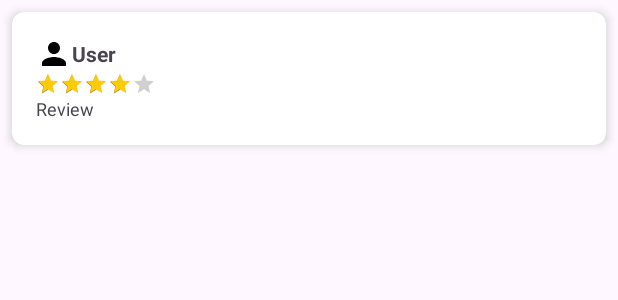
After one commit to jwong2529/review-radar, an Android app: the layout review_post.xml on its own in the app's theme, with its tools: preview values and no code run, on a phone screen of 412 x 824 dp. The commit adds this screen. Shown: the top 300 px of the screen. Run offline under Robolectric (Android 15) with nearby library versions, the phone set to English and light mode, and no system bars.

Commit message:
create review post card view, cleaned up other files

```diff
--- a/app/src/main/java/com/example/reviewradar/RestaurantAdapter.java
+++ b/app/src/main/java/com/example/reviewradar/RestaurantAdapter.java
@@ -60,7 +60,7 @@ public class RestaurantAdapter extends RecyclerView.Adapter<RestaurantAdapter.Re
 
         public RestaurantViewHolder(@NonNull View itemView) {
             super(itemView);
-            restaurantNameTextView = itemView.findViewById(R.id.restaurant_title);
+            restaurantNameTextView = itemView.findViewById(R.id.reviewPostUsername);
             cuisineTypeTextView = itemView.findViewById(R.id.restaurant_cuisine_type);
         }
 
--- a/app/src/main/java/com/example/reviewradar/ViewRestaurantPage.java
+++ b/app/src/main/java/com/example/reviewradar/ViewRestaurantPage.java
@@ -11,11 +11,6 @@ import android.widget.Button;
 import android.widget.TextView;
 
 import com.google.android.material.floatingactionbutton.FloatingActionButton;
-import com.google.firebase.database.DataSnapshot;
-import com.google.firebase.database.DatabaseError;
-import com.google.firebase.database.DatabaseReference;
-import com.google.firebase.database.FirebaseDatabase;
-import com.google.firebase.database.ValueEventListener;
 
 public class ViewRestaurantPage extends AppCompatActivity {
 
--- a/app/src/main/res/layout/restaurant_page.xml
+++ b/app/src/main/res/layout/restaurant_page.xml
@@ -44,7 +44,7 @@
                 app:layout_constraintTop_toTopOf="@+id/restaurantPageImage" />
 
             <RatingBar
-                android:id="@+id/ratingBar"
+                android:id="@+id/reviewPostRating"
                 style="?android:attr/ratingBarStyleIndicator"
                 android:layout_width="wrap_content"
                 android:layout_height="wrap_content"
--- a/app/src/main/res/layout/restaurant_post.xml
+++ b/app/src/main/res/layout/restaurant_post.xml
@@ -15,7 +15,7 @@
         android:padding="16dp">
 
         <TextView
-            android:id="@+id/restaurant_title"
+            android:id="@+id/reviewPostUsername"
             android:layout_width="wrap_content"
             android:layout_height="wrap_content"
             android:text="Restaurant Name"
@@ -38,7 +38,7 @@
             android:textSize="16sp"/>
 
         <RatingBar
-            android:id="@+id/ratingBar"
+            android:id="@+id/reviewPostRating"
             android:layout_width="wrap_content"
             android:layout_height="wrap_content"
             style="?android:attr/ratingBarStyleIndicator"
--- /dev/null
+++ b/app/src/main/res/layout/review_post.xml
@@ -0,0 +1,58 @@
+<?xml version="1.0" encoding="utf-8"?>
+<!-- item_restaurant.xml -->
+<androidx.cardview.widget.CardView xmlns:android="http://schemas.android.com/apk/res/android"
+    xmlns:app="http://schemas.android.com/apk/res-auto"
+    android:layout_width="match_parent"
+    android:layout_height="wrap_content"
+    app:cardCornerRadius="8dp"
+    app:cardElevation="4dp"
+    android:layout_margin="8dp">
+
+    <LinearLayout
+        android:layout_width="match_parent"
+        android:layout_height="match_parent"
+        android:orientation="vertical"
+        android:padding="16dp">
+
+        <LinearLayout
+            android:layout_width="match_parent"
+            android:layout_height="match_parent"
+            android:orientation="horizontal">
+
+            <ImageView
+                android:id="@+id/imageView"
+                android:layout_width="wrap_content"
+                android:layout_height="wrap_content"
+                app:srcCompat="@drawable/profile_icon" />
+
+            <TextView
+                android:id="@+id/reviewPostUsername"
+                android:layout_width="wrap_content"
+                android:layout_height="wrap_content"
+                android:layout_gravity="center"
+                android:text="User"
+                android:textSize="14sp"
+                android:textStyle="bold" />
+        </LinearLayout>
+
+        <RatingBar
+            android:id="@+id/reviewPostRating"
+            style="?android:attr/ratingBarStyleSmall"
+            android:layout_width="wrap_content"
+            android:layout_height="wrap_content"
+            android:layout_marginStart="0dp"
+            android:numStars="5"
+            android:progressTint="#FFCC01"
+            android:rating="4" />
+
+        <TextView
+            android:id="@+id/reviewPostReview"
+            android:layout_width="match_parent"
+            android:layout_height="wrap_content"
+            android:text="Review"
+            android:textSize="12sp" />
+
+
+        <!-- Add ImageView for image, and other views as needed -->
+    </LinearLayout>
+</androidx.cardview.widget.CardView>
```
Also changed, not shown: app/src/main/java/com/example/reviewradar/MainActivity.java (+0 -14 lines), app/src/main/java/com/example/reviewradar/PostAReview.java (+0 -9 lines).
